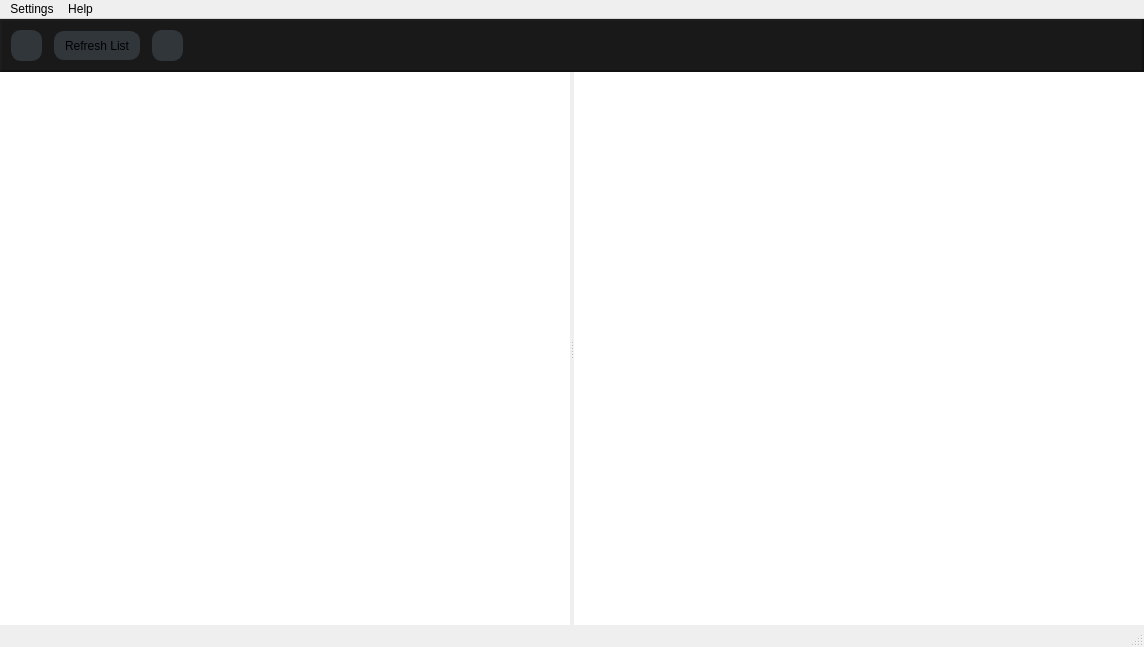
Above: mainwindow.ui from darthtenebrus/linion before the change. Below: the same form after it.
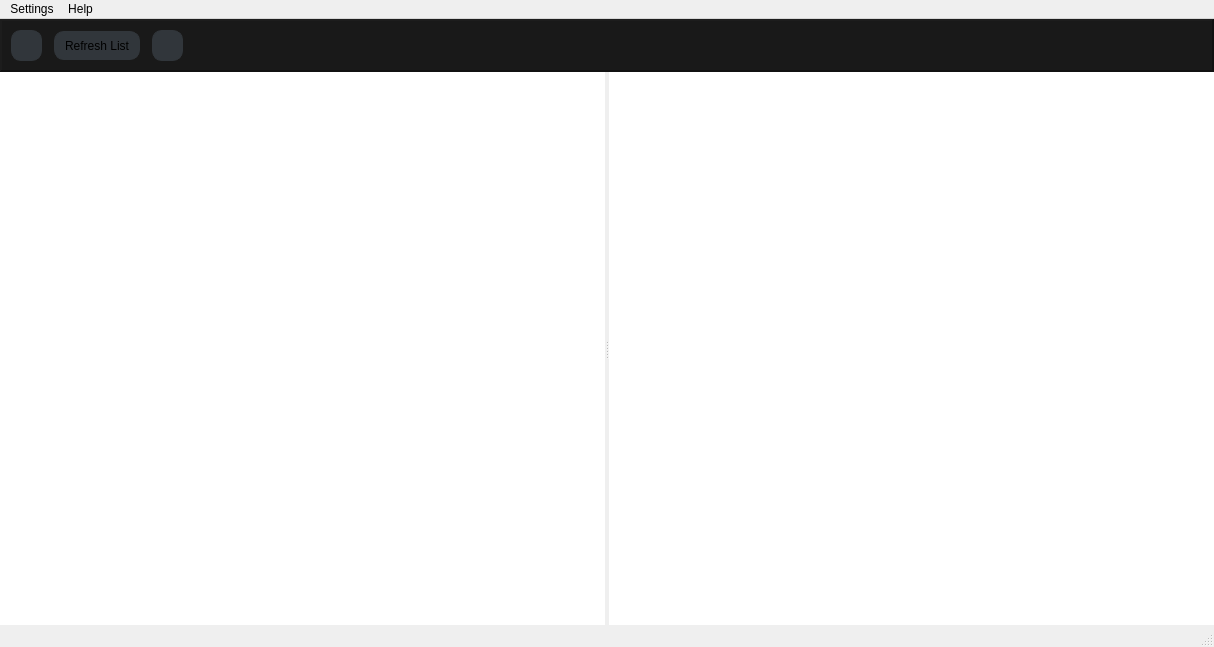
That is the form after the change. Icons and pictures are not drawn.

```diff
--- a/mainwindow.ui
+++ b/mainwindow.ui
@@ -6,7 +6,7 @@
    <rect>
     <x>0</x>
     <y>0</y>
-    <width>1144</width>
+    <width>1214</width>
     <height>647</height>
    </rect>
   </property>
@@ -29,7 +29,7 @@
 QToolButton:hover {  background-color: rgb(89, 94, 99); }
 #TopFrame { background-color: rgba(25, 25, 25); }</string>
    </property>
-   <layout class="QVBoxLayout" name="verticalLayout" stretch="0,1">
+   <layout class="QVBoxLayout" name="verticalLayout" stretch="0,0">
     <property name="spacing">
      <number>0</number>
     </property>
@@ -165,20 +165,20 @@
       </property>
       <widget class="QTreeView" name="addonTreeView">
        <property name="sizePolicy">
-        <sizepolicy hsizetype="Preferred" vsizetype="Expanding">
+        <sizepolicy hsizetype="Minimum" vsizetype="Expanding">
          <horstretch>0</horstretch>
          <verstretch>0</verstretch>
         </sizepolicy>
        </property>
        <property name="minimumSize">
-        <size>
-         <width>300</width>
-         <height>0</height>
-        </size>
-       </property>
-       <property name="maximumSize">
         <size>
          <width>600</width>
+         <height>0</height>
+        </size>
+       </property>
+       <property name="maximumSize">
+        <size>
+         <width>16777215</width>
          <height>16777215</height>
         </size>
        </property>
@@ -214,12 +214,24 @@
        </attribute>
       </widget>
       <widget class="QTextBrowser" name="descriptionView">
+       <property name="sizePolicy">
+        <sizepolicy hsizetype="Fixed" vsizetype="Expanding">
+         <horstretch>0</horstretch>
+         <verstretch>0</verstretch>
+        </sizepolicy>
+       </property>
        <property name="minimumSize">
         <size>
-         <width>300</width>
+         <width>350</width>
          <height>0</height>
         </size>
        </property>
+       <property name="maximumSize">
+        <size>
+         <width>16777215</width>
+         <height>16777215</height>
+        </size>
+       </property>
        <property name="frameShape">
         <enum>QFrame::NoFrame</enum>
        </property>
@@ -246,7 +258,7 @@
     <rect>
      <x>0</x>
      <y>0</y>
-     <width>1144</width>
+     <width>1214</width>
      <height>32</height>
     </rect>
    </property>
```
Left out of the diff: 6 changed lines with no effect on the pictures.
